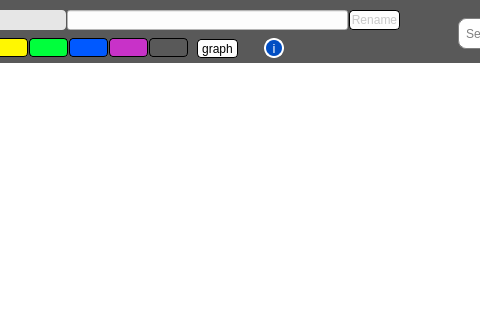
dudtj5307/CSV-Viewer, file GUI/ui/dialog_viewer.ui: the form before one commit; both pictures show x 342 to 822 and y 0 to 320 of the 1125 by 702 pixel window.
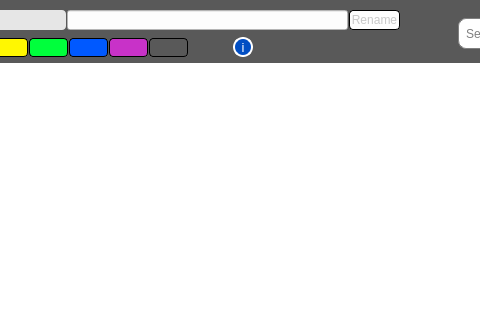
The form after the commit.

Patch:
```diff
--- a/GUI/ui/dialog_viewer.ui
+++ b/GUI/ui/dialog_viewer.ui
@@ -642,8 +642,8 @@
        </property>
        <property name="geometry">
         <rect>
-         <x>597</x>
-         <y>29</y>
+         <x>566</x>
+         <y>28</y>
          <width>20</width>
          <height>20</height>
         </rect>
@@ -692,16 +692,15 @@
        </property>
        <property name="geometry">
         <rect>
-         <x>530</x>
-         <y>30</y>
-         <width>41</width>
-         <height>19</height>
+         <x>531</x>
+         <y>25</y>
+         <width>27</width>
+         <height>25</height>
         </rect>
        </property>
        <property name="styleSheet">
         <string notr="true">QPushButton {
-    background-color: rgb(253, 253, 253);
-    border: 1px solid black;
+    background-color: rgba(253, 253, 253, 0);
     border-radius: 4px;
 }
 
@@ -719,7 +718,7 @@
 }</string>
        </property>
        <property name="text">
-        <string>graph</string>
+        <string/>
        </property>
       </widget>
      </widget>
```
Left out of the diff: 4 changed lines with no effect on the pictures.
